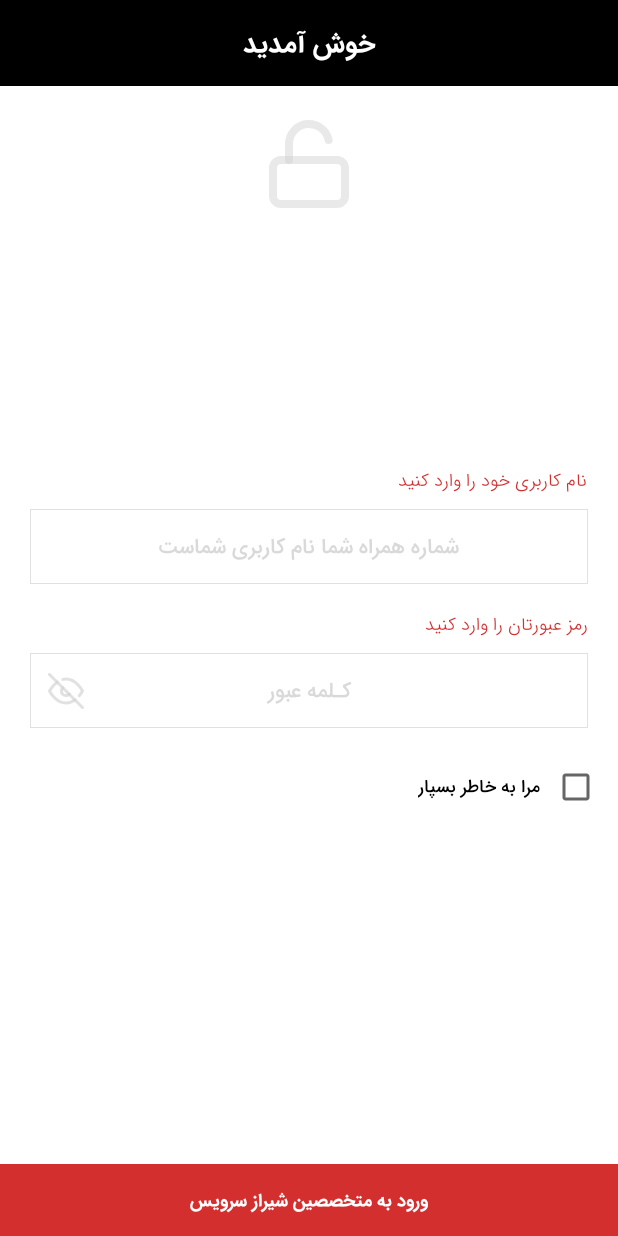
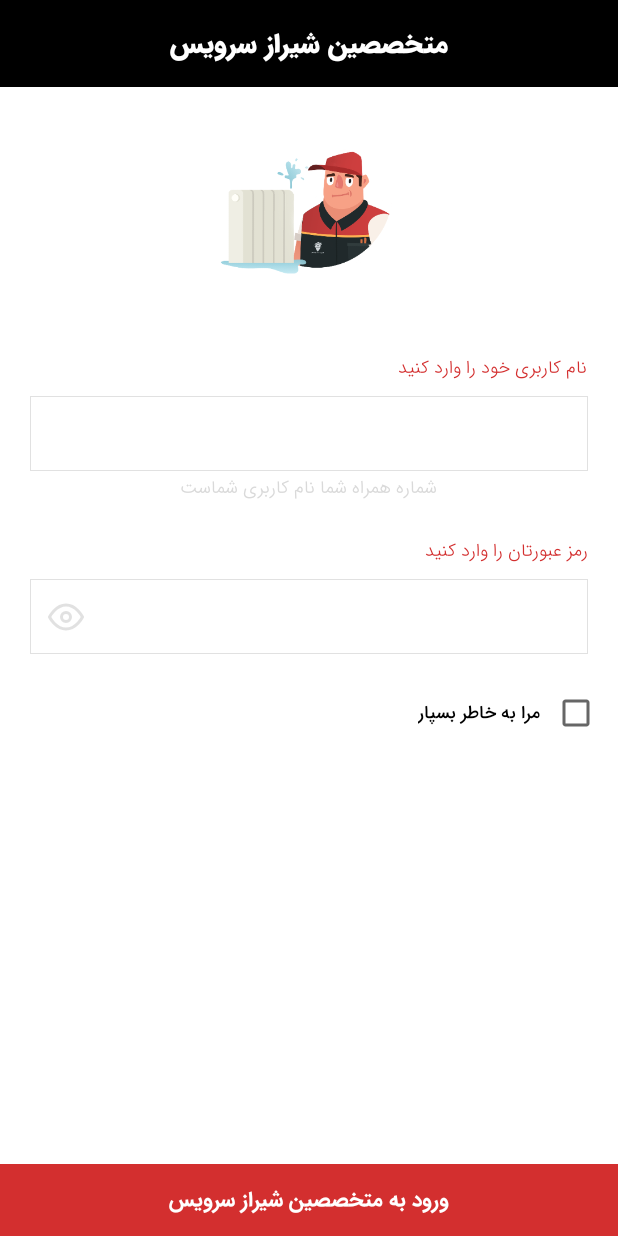
Before and after one commit to Sajjad5989/ShirazServiceMaster, an Android app: the LoginActivity screen opened directly, with no data from a screen before it, on a phone screen of 412 x 824 dp. Run offline under Robolectric (Android 15) with nearby library versions, the phone set to English and light mode, and no system bars; our stand-ins replace ButterKnife.

Commit message:
Change Login Activity Xml file

```diff
--- a/app/src/main/res/layout/activity_login.xml
+++ b/app/src/main/res/layout/activity_login.xml
@@ -1,175 +1,185 @@
 <?xml version="1.0" encoding="utf-8"?>
-<android.support.constraint.ConstraintLayout xmlns:android="http://schemas.android.com/apk/res/android"
-    xmlns:app="http://schemas.android.com/apk/res-auto"
-    xmlns:tools="http://schemas.android.com/tools"
-    android:layout_width="match_parent"
-    android:layout_height="match_parent"
-    android:background="@color/colorWhite"
-    tools:ignore="Autofill,LabelFor">
+<android.support.constraint.ConstraintLayout xmlns:android = "http://schemas.android.com/apk/res/android"
+                                             xmlns:app = "http://schemas.android.com/apk/res-auto"
+                                             xmlns:tools = "http://schemas.android.com/tools"
+                                             android:layout_width = "match_parent"
+                                             android:layout_height = "match_parent"
+                                             android:background = "@color/colorWhite"
+                                             tools:ignore = "Autofill,LabelFor">
 
 
     <android.support.v7.widget.AppCompatTextView
-        android:id="@+id/tv_title"
-        android:layout_width="match_parent"
-        android:layout_height="wrap_content"
-        android:background="@color/colorBlackStep_5"
-        android:fontFamily="@font/iran_sans_bold"
-        android:gravity="center"
-        android:padding="@dimen/dimen_dp_medium"
-        android:text="@string/welcome_text"
-        android:textColor="@color/colorWhite"
-        android:textSize="@dimen/dimen_sp_very_large"
-        app:layout_constraintLeft_toLeftOf="parent"
-        app:layout_constraintRight_toRightOf="parent"
-        app:layout_constraintTop_toTopOf="parent" />
+        android:id = "@+id/tv_title"
+        android:layout_width = "match_parent"
+        android:layout_height = "wrap_content"
+        android:background = "@color/colorBlackStep_5"
+        android:fontFamily = "@font/iran_sans_black"
+        android:gravity = "center"
+        android:padding = "@dimen/dimen_dp_medium"
+        android:text = "@string/app_name"
+        android:textColor = "@color/colorWhite"
+        android:textSize = "@dimen/dimen_sp_very_large"
+        app:layout_constraintLeft_toLeftOf = "parent"
+        app:layout_constraintRight_toRightOf = "parent"
+        app:layout_constraintTop_toTopOf = "parent" />
+
 
 
     <android.support.v7.widget.AppCompatImageView
-        android:id="@+id/image_icon"
-        android:layout_width="64dp"
-        android:layout_height="64dp"
-        android:layout_margin="@dimen/dimen_dp_very_large"
-        android:src="@drawable/unlock"
+        android:id="@+id/image_view_user_element"
+        android:layout_width = "128dp"
+        android:layout_height = "128dp"
+        app:srcCompat="@drawable/splash_b"
+        android:layout_margin="@dimen/dimen_dp_small"
         app:layout_constraintLeft_toLeftOf="parent"
         app:layout_constraintRight_toRightOf="parent"
-        app:layout_constraintTop_toBottomOf="@id/tv_title" />
+        app:layout_constraintTop_toBottomOf="@id/tv_title"
+        />
 
     <android.support.constraint.ConstraintLayout
-        android:id="@+id/const_views"
-        android:layout_width="0dp"
-        android:layout_height="wrap_content"
-        android:layout_margin="@dimen/dimen_dp_medium"
-        app:layout_constraintBottom_toBottomOf="parent"
-        app:layout_constraintLeft_toLeftOf="parent"
-        app:layout_constraintRight_toRightOf="parent"
-        app:layout_constraintTop_toTopOf="parent">
+        android:id = "@+id/const_views"
+        android:layout_width = "0dp"
+        android:layout_height = "wrap_content"
+        android:layout_margin = "@dimen/dimen_dp_medium"
+        app:layout_constraintLeft_toLeftOf = "parent"
+        app:layout_constraintRight_toRightOf = "parent"
+        app:layout_constraintTop_toBottomOf="@id/image_view_user_element"
+
+        >
 
 
         <android.support.v7.widget.AppCompatTextView
-            android:id="@+id/tv_username_caption"
-            android:layout_width="wrap_content"
-            android:layout_height="0dp"
-            android:layout_marginTop="@dimen/dimen_dp_very_large"
-            android:fontFamily="@font/iran_sans_light"
-            android:gravity="center"
-            android:padding="@dimen/dimen_dp_small"
-            android:text="@string/text_enter_user_name"
-            android:textColor="@color/colorRedStep_1"
-            android:textSize="@dimen/dimen_sp_small"
-            app:layout_constraintRight_toRightOf="parent"
-            app:layout_constraintTop_toTopOf="parent" />
+            android:id = "@+id/tv_username_caption"
+            android:layout_width = "wrap_content"
+            android:layout_height = "0dp"
+            android:layout_marginTop = "@dimen/dimen_dp_very_large"
+            android:fontFamily = "@font/iran_sans_light"
+            android:gravity = "center"
+            android:padding = "@dimen/dimen_dp_small"
+            android:text = "@string/text_enter_user_name"
+            android:textColor = "@color/colorRedStep_1"
+            android:textSize = "@dimen/dimen_sp_small"
+            app:layout_constraintRight_toRightOf = "parent"
+            app:layout_constraintTop_toTopOf = "parent" />
 
         <android.support.v7.widget.AppCompatEditText
-            android:id="@+id/et_username"
-            android:layout_width="0dp"
-            android:layout_height="wrap_content"
-            android:layout_marginStart="@dimen/dimen_dp_small"
-            android:layout_marginEnd="@dimen/dimen_dp_small"
-            android:layout_marginBottom="@dimen/dimen_dp_small"
-            android:background="@drawable/box_for_edits"
-            android:fontFamily="@font/iran_sans_medium"
-            android:gravity="center"
-            android:hint="@string/text_user_name_mobile_number"
-            android:inputType="number"
-            android:padding="@dimen/dimen_dp_medium"
-            android:textColorHint="@color/colorBackGrayStep_2"
-            android:textSize="@dimen/dimen_sp_medium"
-            app:layout_constraintLeft_toLeftOf="parent"
+            android:id = "@+id/et_username"
+            android:layout_width = "0dp"
+            android:layout_height = "wrap_content"
+            android:layout_marginStart = "@dimen/dimen_dp_small"
+            android:layout_marginEnd = "@dimen/dimen_dp_small"
+            android:layout_marginBottom = "@dimen/dimen_dp_small"
+            android:background = "@drawable/box_for_edits"
+            android:fontFamily = "@font/iran_sans_medium"
+            android:gravity = "center"
+            android:inputType = "number"
+            android:padding = "@dimen/dimen_dp_medium"
+            android:textSize = "@dimen/dimen_sp_medium"
+            app:layout_constraintLeft_toLeftOf = "parent"
+            app:layout_constraintRight_toRightOf = "parent"
+            app:layout_constraintTop_toBottomOf = "@id/tv_username_caption" />
+
+        <android.support.v7.widget.AppCompatTextView
+            android:id = "@+id/tv_username_guide"
+            android:layout_width = "wrap_content"
+            android:layout_height = "0dp"
+            android:fontFamily = "@font/iran_sans_light"
+            android:gravity = "center"
+            android:text = "@string/text_user_name_mobile_number"
+            android:textColor = "@color/colorBackGrayStep_2"
+            android:textSize = "@dimen/dimen_sp_small"
+            app:layout_constraintLeft_toLeftOf="@id/et_username"
+            app:layout_constraintRight_toRightOf="@id/et_username"
+            app:layout_constraintTop_toBottomOf="@id/et_username"
+            />
+
+        <android.support.v7.widget.AppCompatTextView
+            android:id = "@+id/tv_password_caption"
+            android:layout_width = "wrap_content"
+            android:layout_height = "0dp"
+            android:layout_marginTop = "@dimen/dimen_dp_medium"
+            android:fontFamily = "@font/iran_sans_light"
+            android:gravity = "center"
+            android:padding = "@dimen/dimen_dp_small"
+            android:text = "@string/text_enter_password"
+            android:textColor = "@color/colorRedStep_1"
+            android:textSize = "@dimen/dimen_sp_small"
 
 
-            app:layout_constraintRight_toRightOf="parent"
-            app:layout_constraintTop_toBottomOf="@id/tv_username_caption" />
-
-
-        <android.support.v7.widget.AppCompatTextView
-            android:id="@+id/tv_password_caption"
-            android:layout_width="wrap_content"
-            android:layout_height="0dp"
-            android:layout_marginTop="@dimen/dimen_dp_small"
-            android:fontFamily="@font/iran_sans_light"
-            android:gravity="center"
-            android:padding="@dimen/dimen_dp_small"
-            android:text="@string/text_enter_password"
-            android:textColor="@color/colorRedStep_1"
-            android:textSize="@dimen/dimen_sp_small"
-
-
-            app:layout_constraintRight_toRightOf="parent"
-            app:layout_constraintTop_toBottomOf="@id/et_username" />
+            app:layout_constraintRight_toRightOf = "parent"
+            app:layout_constraintTop_toBottomOf = "@id/tv_username_guide" />
 
         <android.support.v7.widget.AppCompatEditText
-            android:id="@+id/et_password"
-            android:layout_width="0dp"
-            android:layout_height="wrap_content"
-            android:layout_marginStart="@dimen/dimen_dp_small"
-            android:layout_marginEnd="@dimen/dimen_dp_small"
-            android:layout_marginBottom="@dimen/dimen_dp_small"
-            android:background="@drawable/box_for_edits"
-            android:fontFamily="@font/iran_sans_medium"
-            android:gravity="center"
-            android:hint="@string/text_pass"
-            android:inputType="numberPassword"
-            android:padding="@dimen/dimen_dp_medium"
-            android:textColorHint="@color/colorBackGrayStep_2"
-            android:textSize="@dimen/dimen_sp_medium"
-            app:layout_constraintLeft_toLeftOf="parent"
-            app:layout_constraintRight_toRightOf="parent"
-            app:layout_constraintTop_toBottomOf="@+id/tv_password_caption" />
+            android:id = "@+id/et_password"
+            android:layout_width = "0dp"
+            android:layout_height = "wrap_content"
+            android:layout_marginStart = "@dimen/dimen_dp_small"
+            android:layout_marginEnd = "@dimen/dimen_dp_small"
+            android:layout_marginBottom = "@dimen/dimen_dp_small"
+            android:background = "@drawable/box_for_edits"
+            android:fontFamily = "@font/iran_sans_medium"
+            android:gravity = "center"
+            android:inputType = "numberPassword"
+            android:padding = "@dimen/dimen_dp_medium"
+            android:textSize = "@dimen/dimen_sp_medium"
+            app:layout_constraintLeft_toLeftOf = "parent"
+            app:layout_constraintRight_toRightOf = "parent"
+            app:layout_constraintTop_toBottomOf = "@+id/tv_password_caption" />
 
         <android.support.v7.widget.AppCompatImageButton
-            android:id="@+id/image_view_pass"
-            android:layout_width="wrap_content"
-            android:layout_height="wrap_content"
-            android:layout_marginStart="@dimen/dimen_dp_medium"
-            android:background="?attr/selectableItemBackgroundBorderless"
-            android:src="@drawable/eye_off"
-            app:layout_constraintBottom_toBottomOf="@+id/et_password"
-            app:layout_constraintLeft_toLeftOf="@+id/et_password"
-            app:layout_constraintTop_toTopOf="@+id/et_password" />
+            android:id = "@+id/image_view_pass"
+            android:layout_width = "wrap_content"
+            android:layout_height = "wrap_content"
+            android:layout_marginStart = "@dimen/dimen_dp_medium"
+            android:background = "?attr/selectableItemBackgroundBorderless"
+            android:src = "@drawable/eye"
+            app:layout_constraintBottom_toBottomOf = "@+id/et_password"
+            app:layout_constraintLeft_toLeftOf = "@+id/et_password"
+            app:layout_constraintTop_toTopOf = "@+id/et_password" />
 
 
         <android.support.v7.widget.AppCompatCheckBox
-            android:id="@+id/chk_remember"
-            android:layout_width="wrap_content"
-            android:layout_height="wrap_content"
-            app:layout_constraintBottom_toBottomOf="@id/tv_remember"
-            app:layout_constraintRight_toRightOf="parent"
-            app:layout_constraintTop_toTopOf="@id/tv_remember"
+            android:id = "@+id/chk_remember"
+            android:layout_width = "wrap_content"
+            android:layout_height = "wrap_content"
+            app:layout_constraintBottom_toBottomOf = "@id/tv_remember"
+            app:layout_constraintRight_toRightOf = "parent"
+            app:layout_constraintTop_toTopOf = "@id/tv_remember"
 
             />
 
         <android.support.v7.widget.AppCompatTextView
-            android:id="@+id/tv_remember"
-            android:layout_width="wrap_content"
-            android:layout_height="0dp"
-            android:layout_marginTop="@dimen/dimen_dp_very_large"
-            android:fontFamily="@font/iran_sans_medium"
-            android:gravity="center"
-            android:padding="@dimen/dimen_dp_small"
-            android:text="@string/text_chk_remember_me"
-            android:textColor="@color/colorBlackStep_5"
-            android:textSize="@dimen/dimen_sp_small"
+            android:id = "@+id/tv_remember"
+            android:layout_width = "wrap_content"
+            android:layout_height = "0dp"
+            android:layout_marginTop = "@dimen/dimen_dp_very_large"
+            android:fontFamily = "@font/iran_sans_medium"
+            android:gravity = "center"
+            android:padding = "@dimen/dimen_dp_small"
+            android:text = "@string/text_chk_remember_me"
+            android:textColor = "@color/colorBlackStep_5"
+            android:textSize = "@dimen/dimen_sp_small"
 
 
-            app:layout_constraintRight_toLeftOf="@id/chk_remember"
-            app:layout_constraintTop_toBottomOf="@id/et_password" />
+            app:layout_constraintRight_toLeftOf = "@id/chk_remember"
+            app:layout_constraintTop_toBottomOf = "@id/et_password" />
 
 
     </android.support.constraint.ConstraintLayout>
 
 
     <android.support.v7.widget.AppCompatButton
-        android:id="@+id/btn_login"
-        style="?android:attr/borderlessButtonStyle"
-        android:layout_width="@dimen/dimen_dp_zero"
-        android:layout_height="wrap_content"
-        android:background="@drawable/button_style_red_light"
-        android:fontFamily="@font/iran_sans_bold"
-        android:text="@string/text_fix_login_pass"
-        android:textColor="@color/colorWhite"
-        android:textSize="@dimen/dimen_sp_small"
-        app:layout_constraintBottom_toBottomOf="parent"
-        app:layout_constraintLeft_toLeftOf="parent"
-        app:layout_constraintRight_toRightOf="parent" />
+        android:id = "@+id/btn_login"
+        style = "?android:attr/borderlessButtonStyle"
+        android:layout_width = "@dimen/dimen_dp_zero"
+        android:layout_height = "wrap_content"
+        android:background = "@drawable/button_style_red_light"
+        android:fontFamily = "@font/iran_sans_bold"
+        android:text = "@string/text_fix_login_pass"
+        android:textColor = "@color/colorWhite"
+        android:textSize = "@dimen/dimen_sp_medium"
+        app:layout_constraintBottom_toBottomOf = "parent"
+        app:layout_constraintLeft_toLeftOf = "parent"
+        app:layout_constraintRight_toRightOf = "parent" />
 
 </android.support.constraint.ConstraintLayout>
--- a/app/src/main/res/values/colors.xml
+++ b/app/src/main/res/values/colors.xml
@@ -34,7 +34,9 @@
 
     <color name = "colorControlActivated">#d2403f</color>
     <color name = "background_slider_sepration_line">#818181</color>
-    <color name = "sajjad_a_color">#818181</color>
+
+    <color name = "sajjad_a_color">#B71C1C</color>
+    <color name = "sajjad_b_color">#FF6F00</color>
 
 
     <color name = "new_colorf_for_test_git">#0091EA</color>
```
